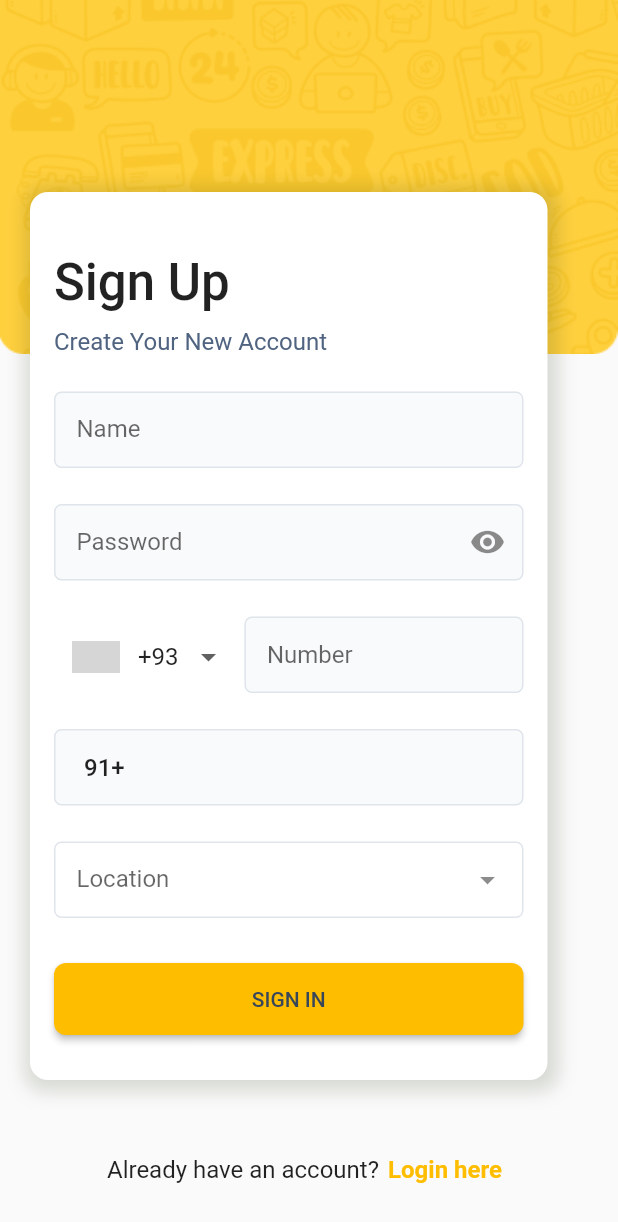
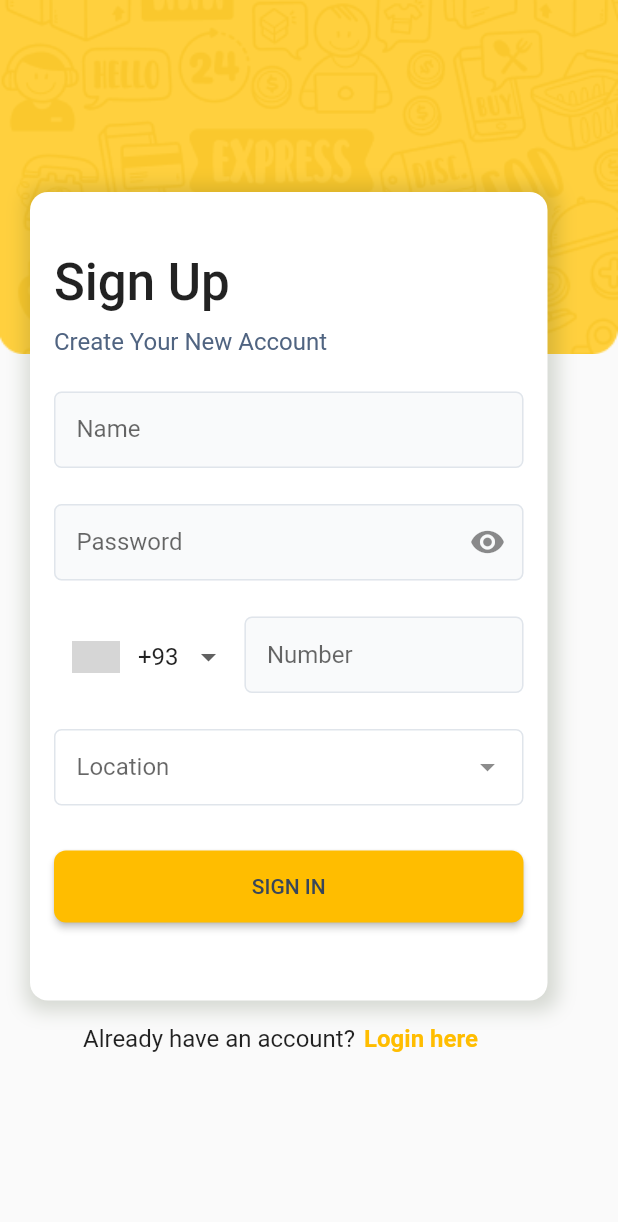
Before and after one commit to nadiraziz/fooddeliveryapp, a Flutter app: the screen it shows after launch, after a tap on "Sign Up", on a phone screen of 412 x 824 dp. Shown: the top 1222 px of the screen. Run offline on Flutter 3.47's test engine with Material 2 defaults, Android fonts, the phone set to English and light mode, and no system bars; drawn by our look-alikes of intl_phone_number_input; our stand-ins replace google_fonts, otp_text_field; grey boxes are pictures that could not be loaded.

Commit message:
new password, delivery address page, pop up verify otp(not finished), sign up ui finished edited

```diff
--- a/lib/screens/authentication/delivery_address_page.dart
+++ b/lib/screens/authentication/delivery_address_page.dart
@@ -32,7 +32,7 @@ class _DeliveryAddressState extends State<DeliveryAddress> {
             top: 108,
             child: Container(
               width: 345,
-              height: 539,
+              height: 540,
               margin: EdgeInsets.all(20.0),
               decoration: BoxDecoration(
                 borderRadius: BorderRadius.circular(12),
--- a/lib/screens/authentication/login_page.dart
+++ b/lib/screens/authentication/login_page.dart
@@ -21,7 +21,7 @@ class _LoginPageState extends State<LoginPage> {
         children: [
           Container(
             alignment: Alignment.topCenter,
-            child: Image.asset("assets/images/login_wallpapper.png", fit: BoxFit.fill,scale: 0.9),
+            child: Image.asset("assets/images/login_wallpapper.png", fit: BoxFit.cover,scale: 0.7,),
           ),
           Positioned(
             top: 108,
@@ -138,11 +138,10 @@ class _LoginPageState extends State<LoginPage> {
               ),
           ),
           Positioned(
-            bottom: 100.0,
-            child: Container(
-              alignment: Alignment.bottomCenter,
-              child: Padding(
-                padding: const EdgeInsets.symmetric(vertical: 30, horizontal: 76),
+            height: 27.0,
+            width: 251.0,
+            left: 73.0,
+            top: 553.0,
           child: Row(
             children: [
               Text('Dont have an account?', style: TextStyle(fontSize: 16.0, fontWeight: FontWeight.w500)), // Text
@@ -159,8 +158,6 @@ class _LoginPageState extends State<LoginPage> {
               )
             ],
           ),
-              ),
-            ),
           )
         ],
       ),
--- a/lib/screens/authentication/sign_up.dart
+++ b/lib/screens/authentication/sign_up.dart
@@ -27,7 +27,7 @@ class _SignUpState extends State<SignUp> {
             top: 108,
             child: Container(
               width: 345,
-              height: 592,
+              height: 539,
               margin: EdgeInsets.all(20.0),
               decoration: BoxDecoration(
                 borderRadius: BorderRadius.circular(12),
@@ -127,27 +127,7 @@ class _SignUpState extends State<SignUp> {
                           ),
                         )
                     ),
-                    Padding(
-                      padding: const EdgeInsets.only(top: 24.0),
-                      child: TextFormField(
 
-                          decoration: InputDecoration(
-                            prefixIcon: numberpre(),
-                            hintText: "Number",
-                            labelText: 'Number',
-                            focusedBorder: OutlineInputBorder(
-                                borderSide: BorderSide(color: Color(0xFFFFBD00))
-                            ),
-                            filled: true,
-                            fillColor: Color.fromRGBO(239, 242, 245, 0.4),
-                            contentPadding: EdgeInsets.symmetric(vertical: 16.0, horizontal: 15),
-                            enabledBorder: OutlineInputBorder(borderRadius:BorderRadius.circular(5.0),
-                                borderSide: BorderSide(color: Color(0xFFE0E5EB))),
-
-
-                          )
-                      ),
-                    ),
                     Padding(
                       padding: const EdgeInsets.only(top: 24.0),
                       child: TextFormField(
@@ -202,10 +182,12 @@ class _SignUpState extends State<SignUp> {
             ),
 
           ),
-          Container(
-            alignment: Alignment.bottomCenter,
-            padding: EdgeInsets.only(bottom: 20.0),
-            child: Row(
+          Positioned(
+            left: 55.0,
+            top: 679.0,
+            width: 270.0,
+            height: 27.54,
+          child: Row(
               mainAxisAlignment: MainAxisAlignment.center,
               children: [
                 Text('Already have an account?', style: TextStyle(fontSize: 16.0, fontWeight: FontWeight.w400),),
@@ -222,29 +204,8 @@ class _SignUpState extends State<SignUp> {
               ],
             ),
           )
-
         ],
       ),
     );
   }
 }
-
-class numberpre extends StatelessWidget {
-  const numberpre({Key? key}) : super(key: key);
-
-  @override
-  Widget build(BuildContext context) {
-    return Row(
-      children: [
-        Padding(
-          padding: const EdgeInsets.only(left: 20.0),
-          child: Container(
-            alignment: Alignment.centerLeft,
-            child: Text("91+", style: TextStyle(fontSize: 16, fontWeight: FontWeight.w500),),
-          ),
-        ),
-        // Icon(Icons.arrow_drop_down),
-      ],
-    );
-  }
-}
```
Lines whose indentation alone changed are shown as unchanged.
